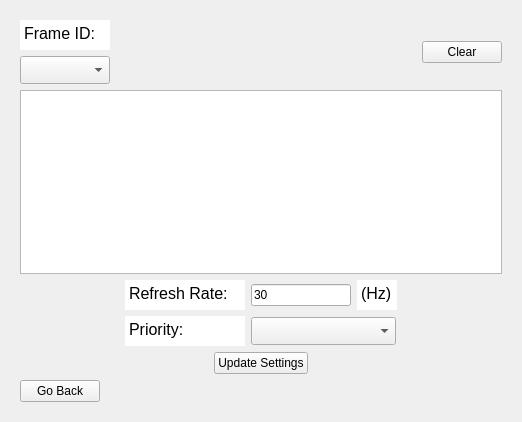
Before: the Qt Designer form src/mocap_manager.ui in YevheniiKovryzhenko/KGroundControl, drawn with Qt 5.
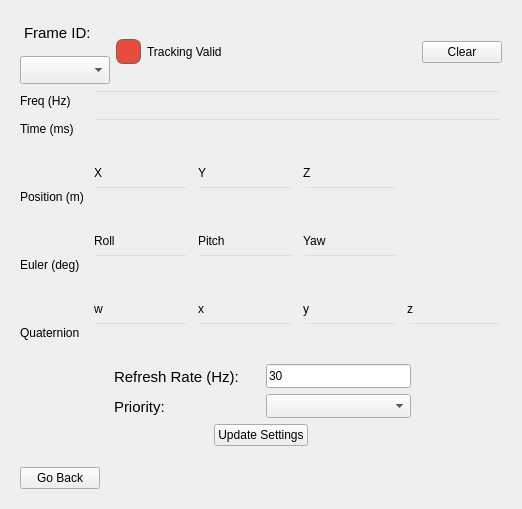
After: the same form once the commit is applied. The open tabs and pages were chosen to show the change.

Commit message:
Add Fake Mocap Dialog for configuring fake motion capture settings
- Introduced a new dialog (FakeMocapDialog) to manage settings for a fake motion capture object.
- Implemented UI elements including buttons for toggling, saving, resetting, and exiting.
- Added input fields for period, radius, and frame ID with appropriate validators.
- Integrated settings management with the existing settings structure, allowing for saving and loading of user preferences.
- Updated existing settings class to include font settings and display them in the output string.

The edit to the form file:
```diff
--- a/src/mocap_manager.ui
+++ b/src/mocap_manager.ui
@@ -7,12 +7,15 @@
     <x>0</x>
     <y>0</y>
     <width>518</width>
-    <height>418</height>
+    <height>509</height>
    </rect>
   </property>
   <property name="windowTitle">
    <string>Form</string>
   </property>
+  <property name="styleSheet">
+   <string notr="true">QTextBrowser { background: transparent; }</string>
+  </property>
   <property name="locale">
    <locale language="English" country="UnitedStates"/>
   </property>
@@ -1140,6 +1143,9 @@
              <property name="autoFillBackground">
               <bool>false</bool>
              </property>
+             <property name="styleSheet">
+              <string notr="true">background: transparent;</string>
+             </property>
              <property name="frameShape">
               <enum>QFrame::NoFrame</enum>
              </property>
@@ -1165,8 +1171,8 @@
 hr { height: 1px; border-width: 0; }
 li.unchecked::marker { content: &quot;\2610&quot;; }
 li.checked::marker { content: &quot;\2612&quot;; }
-&lt;/style&gt;&lt;/head&gt;&lt;body style=&quot; font-family:'Sans Serif'; font-size:9pt; font-weight:400; font-style:normal;&quot;&gt;
-&lt;p style=&quot; margin-top:0px; margin-bottom:0px; margin-left:0px; margin-right:0px; -qt-block-indent:0; text-indent:0px;&quot;&gt;&lt;span style=&quot; font-family:'Segoe UI'; font-size:12pt;&quot;&gt;Frame ID:&lt;/span&gt;&lt;/p&gt;&lt;/body&gt;&lt;/html&gt;</string>
+&lt;/style&gt;&lt;/head&gt;&lt;body style=&quot; font-family:'Ubuntu Sans'; font-size:11pt; font-weight:400; font-style:normal;&quot;&gt;
+&lt;p style=&quot; margin-top:0px; margin-bottom:0px; margin-left:0px; margin-right:0px; -qt-block-indent:0; text-indent:0px;&quot;&gt;Frame ID:&lt;/p&gt;&lt;/body&gt;&lt;/html&gt;</string>
              </property>
              <property name="textInteractionFlags">
               <set>Qt::NoTextInteraction</set>
@@ -1203,6 +1209,68 @@
            </item>
           </layout>
          </item>
+         <item>
+          <widget class="QWidget" name="valid_indicator_widget" native="true">
+           <property name="sizePolicy">
+            <sizepolicy hsizetype="Minimum" vsizetype="Fixed">
+             <horstretch>0</horstretch>
+             <verstretch>0</verstretch>
+            </sizepolicy>
+           </property>
+           <property name="minimumSize">
+            <size>
+             <width>140</width>
+             <height>24</height>
+            </size>
+           </property>
+           <layout class="QHBoxLayout" name="horizontalLayout_valid">
+            <property name="spacing">
+             <number>6</number>
+            </property>
+            <property name="leftMargin">
+             <number>0</number>
+            </property>
+            <property name="topMargin">
+             <number>0</number>
+            </property>
+            <property name="rightMargin">
+             <number>0</number>
+            </property>
+            <property name="bottomMargin">
+             <number>0</number>
+            </property>
+            <item>
+             <widget class="QLabel" name="led_valid">
+              <property name="minimumSize">
+               <size>
+                <width>25</width>
+                <height>25</height>
+               </size>
+              </property>
+              <property name="maximumSize">
+               <size>
+                <width>25</width>
+                <height>25</height>
+               </size>
+              </property>
+              <property name="styleSheet">
+               <string notr="true">background-color: #e74c3c; border-radius: 7px; border: 1px solid #666;</string>
+              </property>
+             </widget>
+            </item>
+            <item>
+             <widget class="QLabel" name="lbl_valid_text">
+              <property name="styleSheet">
+               <string notr="true">background: transparent;</string>
+              </property>
+              <property name="text">
+               <string>Tracking Valid</string>
+              </property>
+             </widget>
+            </item>
+           </layout>
+          </widget>
+         </item>
          <item>
           <spacer name="horizontalSpacer_10">
            <property name="orientation">
@@ -1229,7 +1297,444 @@
         </layout>
        </item>
        <item>
-        <widget class="QTextBrowser" name="txt_mocap_data_view"/>
+        <layout class="QGridLayout" name="gridLayout_inspector">
+         <property name="horizontalSpacing">
+          <number>10</number>
+         </property>
+         <property name="verticalSpacing">
+          <number>6</number>
+         </property>
+         <item row="10" column="3">
+          <widget class="QLineEdit" name="fld_qy">
+           <property name="sizePolicy">
+            <sizepolicy hsizetype="Preferred" vsizetype="Fixed">
+             <horstretch>0</horstretch>
+             <verstretch>0</verstretch>
+            </sizepolicy>
+           </property>
+           <property name="mouseTracking">
+            <bool>false</bool>
+           </property>
+           <property name="styleSheet">
+            <string notr="true">background: transparent;</string>
+           </property>
+           <property name="frame">
+            <bool>true</bool>
+           </property>
+           <property name="readOnly">
+            <bool>true</bool>
+           </property>
+          </widget>
+         </item>
+         <item row="4" column="3">
+          <widget class="QLineEdit" name="fld_z">
+           <property name="sizePolicy">
+            <sizepolicy hsizetype="Preferred" vsizetype="Fixed">
+             <horstretch>0</horstretch>
+             <verstretch>0</verstretch>
+            </sizepolicy>
+           </property>
+           <property name="mouseTracking">
+            <bool>false</bool>
+           </property>
+           <property name="styleSheet">
+            <string notr="true">background: transparent;</string>
+           </property>
+           <property name="frame">
+            <bool>true</bool>
+           </property>
+           <property name="readOnly">
+            <bool>true</bool>
+           </property>
+          </widget>
+         </item>
+         <item row="9" column="2">
+          <widget class="QLabel" name="label_8">
+           <property name="text">
+            <string>x</string>
+           </property>
+          </widget>
+         </item>
+         <item row="3" column="2">
+          <widget class="QLabel" name="label_2">
+           <property name="text">
+            <string>Y</string>
+           </property>
+          </widget>
+         </item>
+         <item row="2" column="2">
+          <spacer name="verticalSpacer_3">
+           <property name="orientation">
+            <enum>Qt::Vertical</enum>
+           </property>
+           <property name="sizeType">
+            <enum>QSizePolicy::Minimum</enum>
+           </property>
+           <property name="sizeHint" stdset="0">
+            <size>
+             <width>20</width>
+             <height>20</height>
+            </size>
+           </property>
+          </spacer>
+         </item>
+         <item row="10" column="0">
+          <widget class="QLabel" name="label_quat">
+           <property name="text">
+            <string>Quaternion</string>
+           </property>
+          </widget>
+         </item>
+         <item row="10" column="2">
+          <widget class="QLineEdit" name="fld_qx">
+           <property name="sizePolicy">
+            <sizepolicy hsizetype="Preferred" vsizetype="Fixed">
+             <horstretch>0</horstretch>
+             <verstretch>0</verstretch>
+            </sizepolicy>
+           </property>
+           <property name="mouseTracking">
+            <bool>false</bool>
+           </property>
+           <property name="styleSheet">
+            <string notr="true">background: transparent;</string>
+           </property>
+           <property name="frame">
+            <bool>true</bool>
+           </property>
+           <property name="readOnly">
+            <bool>true</bool>
+           </property>
+          </widget>
+         </item>
+         <item row="5" column="2">
+          <spacer name="verticalSpacer_4">
+           <property name="orientation">
+            <enum>Qt::Vertical</enum>
+           </property>
+           <property name="sizeType">
+            <enum>QSizePolicy::Minimum</enum>
+           </property>
+           <property name="sizeHint" stdset="0">
+            <size>
+             <width>20</width>
+             <height>20</height>
+            </size>
+           </property>
+          </spacer>
+         </item>
+         <item row="10" column="4">
+          <widget class="QLineEdit" name="fld_qz">
+           <property name="sizePolicy">
+            <sizepolicy hsizetype="Preferred" vsizetype="Fixed">
+             <horstretch>0</horstretch>
+             <verstretch>0</verstretch>
+            </sizepolicy>
+           </property>
+           <property name="mouseTracking">
+            <bool>false</bool>
+           </property>
+           <property name="styleSheet">
+            <string notr="true">background: transparent;</string>
+           </property>
+           <property name="frame">
+            <bool>true</bool>
+           </property>
+           <property name="readOnly">
+            <bool>true</bool>
+           </property>
+          </widget>
+         </item>
+         <item row="6" column="1">
+          <widget class="QLabel" name="label_4">
+           <property name="text">
+            <string>Roll</string>
+           </property>
+          </widget>
+         </item>
+         <item row="4" column="2">
+          <widget class="QLineEdit" name="fld_y">
+           <property name="sizePolicy">
+            <sizepolicy hsizetype="Preferred" vsizetype="Fixed">
+             <horstretch>0</horstretch>
+             <verstretch>0</verstretch>
+            </sizepolicy>
+           </property>
+           <property name="mouseTracking">
+            <bool>false</bool>
+           </property>
+           <property name="styleSheet">
+            <string notr="true">background: transparent;</string>
+           </property>
+           <property name="frame">
+            <bool>true</bool>
+           </property>
+           <property name="readOnly">
+            <bool>true</bool>
+           </property>
+          </widget>
+         </item>
+         <item row="6" column="3">
+          <widget class="QLabel" name="label_6">
+           <property name="text">
+            <string>Yaw</string>
+           </property>
+          </widget>
+         </item>
+         <item row="3" column="1">
+          <widget class="QLabel" name="label">
+           <property name="text">
+            <string>X</string>
+           </property>
+          </widget>
+         </item>
+         <item row="7" column="2">
+          <widget class="QLineEdit" name="fld_pitch">
+           <property name="sizePolicy">
+            <sizepolicy hsizetype="Preferred" vsizetype="Fixed">
+             <horstretch>0</horstretch>
+             <verstretch>0</verstretch>
+            </sizepolicy>
+           </property>
+           <property name="mouseTracking">
+            <bool>false</bool>
+           </property>
+           <property name="styleSheet">
+            <string notr="true">background: transparent;</string>
+           </property>
+           <property name="frame">
+            <bool>true</bool>
+           </property>
+           <property name="readOnly">
+            <bool>true</bool>
+           </property>
+          </widget>
+         </item>
+         <item row="9" column="4">
+          <widget class="QLabel" name="label_10">
+           <property name="text">
+            <string>z</string>
+           </property>
+          </widget>
+         </item>
+         <item row="7" column="1">
+          <widget class="QLineEdit" name="fld_roll">
+           <property name="sizePolicy">
+            <sizepolicy hsizetype="Preferred" vsizetype="Fixed">
+             <horstretch>0</horstretch>
+             <verstretch>0</verstretch>
+            </sizepolicy>
+           </property>
+           <property name="mouseTracking">
+            <bool>false</bool>
+           </property>
+           <property name="styleSheet">
+            <string notr="true">background: transparent;</string>
+           </property>
+           <property name="frame">
+            <bool>true</bool>
+           </property>
+           <property name="readOnly">
+            <bool>true</bool>
+           </property>
+          </widget>
+         </item>
+         <item row="6" column="2">
+          <widget class="QLabel" name="label_5">
+           <property name="text">
+            <string>Pitch</string>
+           </property>
+          </widget>
+         </item>
+         <item row="9" column="3">
+          <widget class="QLabel" name="label_9">
+           <property name="text">
+            <string>y</string>
+           </property>
+          </widget>
+         </item>
+         <item row="4" column="0">
+          <widget class="QLabel" name="label_pos">
+           <property name="text">
+            <string>Position (m)</string>
+           </property>
+          </widget>
+         </item>
+         <item row="3" column="3">
+          <widget class="QLabel" name="label_3">
+           <property name="text">
+            <string>Z</string>
+           </property>
+          </widget>
+         </item>
+         <item row="10" column="1">
+          <widget class="QLineEdit" name="fld_qw">
+           <property name="sizePolicy">
+            <sizepolicy hsizetype="Preferred" vsizetype="Fixed">
+             <horstretch>0</horstretch>
+             <verstretch>0</verstretch>
+            </sizepolicy>
+           </property>
+           <property name="mouseTracking">
+            <bool>false</bool>
+           </property>
+           <property name="styleSheet">
+            <string notr="true">background: transparent;</string>
+           </property>
+           <property name="frame">
+            <bool>true</bool>
+           </property>
+           <property name="readOnly">
+            <bool>true</bool>
+           </property>
+          </widget>
+         </item>
+         <item row="4" column="1">
+          <widget class="QLineEdit" name="fld_x">
+           <property name="sizePolicy">
+            <sizepolicy hsizetype="Preferred" vsizetype="Fixed">
+             <horstretch>0</horstretch>
+             <verstretch>0</verstretch>
+            </sizepolicy>
+           </property>
+           <property name="mouseTracking">
+            <bool>false</bool>
+           </property>
+           <property name="styleSheet">
+            <string notr="true">background: transparent;</string>
+           </property>
+           <property name="frame">
+            <bool>true</bool>
+           </property>
+           <property name="readOnly">
+            <bool>true</bool>
+           </property>
+          </widget>
+         </item>
+         <item row="7" column="0">
+          <widget class="QLabel" name="label_euler">
+           <property name="text">
+            <string>Euler (deg)</string>
+           </property>
+          </widget>
+         </item>
+         <item row="8" column="2">
+          <spacer name="verticalSpacer_2">
+           <property name="orientation">
+            <enum>Qt::Vertical</enum>
+           </property>
+           <property name="sizeType">
+            <enum>QSizePolicy::Minimum</enum>
+           </property>
+           <property name="sizeHint" stdset="0">
+            <size>
+             <width>20</width>
+             <height>20</height>
+            </size>
+           </property>
+          </spacer>
+         </item>
+         <item row="9" column="1">
+          <widget class="QLabel" name="label_7">
+           <property name="text">
+            <string>w</string>
+           </property>
+          </widget>
+         </item>
+         <item row="7" column="3">
+          <widget class="QLineEdit" name="fld_yaw">
+           <property name="sizePolicy">
+            <sizepolicy hsizetype="Preferred" vsizetype="Fixed">
+             <horstretch>0</horstretch>
+             <verstretch>0</verstretch>
+            </sizepolicy>
+           </property>
+           <property name="mouseTracking">
+            <bool>false</bool>
+           </property>
+           <property name="styleSheet">
+            <string notr="true">background: transparent;</string>
+           </property>
+           <property name="frame">
+            <bool>true</bool>
+           </property>
+           <property name="readOnly">
+            <bool>true</bool>
+           </property>
+          </widget>
+         </item>
+         <item row="0" column="0">
+          <widget class="QLabel" name="label_freq">
+           <property name="text">
+            <string>Freq (Hz)</string>
+           </property>
+          </widget>
+         </item>
+         <item row="1" column="0">
+          <widget class="QLabel" name="label_time">
+           <property name="text">
+            <string>Time (ms)</string>
+           </property>
+          </widget>
+         </item>
+         <item row="1" column="1" colspan="4">
+          <widget class="QLineEdit" name="fld_time">
+           <property name="sizePolicy">
+            <sizepolicy hsizetype="Preferred" vsizetype="Fixed">
+             <horstretch>0</horstretch>
+             <verstretch>0</verstretch>
+            </sizepolicy>
+           </property>
+           <property name="mouseTracking">
+            <bool>false</bool>
+           </property>
+           <property name="styleSheet">
+            <string notr="true">background: transparent;</string>
+           </property>
+           <property name="frame">
+            <bool>true</bool>
+           </property>
+           <property name="readOnly">
+            <bool>true</bool>
+           </property>
+          </widget>
+         </item>
+         <item row="0" column="1" colspan="4">
+          <widget class="QLineEdit" name="fld_freq">
+           <property name="sizePolicy">
+            <sizepolicy hsizetype="Preferred" vsizetype="Fixed">
+             <horstretch>0</horstretch>
+             <verstretch>0</verstretch>
+            </sizepolicy>
+           </property>
+           <property name="mouseTracking">
+            <bool>false</bool>
+           </property>
+           <property name="styleSheet">
+            <string notr="true">background: transparent;</string>
+           </property>
+           <property name="frame">
+            <bool>true</bool>
+           </property>
+           <property name="readOnly">
+            <bool>true</bool>
+           </property>
+          </widget>
+         </item>
+        </layout>
+       </item>
+       <item>
+        <spacer name="verticalSpacer_5">
+         <property name="orientation">
+          <enum>Qt::Vertical</enum>
+         </property>
+         <property name="sizeHint" stdset="0">
+          <size>
+           <width>20</width>
+           <height>40</height>
+          </size>
+         </property>
+        </spacer>
        </item>
        <item>
         <layout class="QHBoxLayout" name="horizontalLayout_11">
@@ -1249,21 +1754,21 @@
          <item>
           <widget class="QTextBrowser" name="textBrowser_3">
            <property name="sizePolicy">
-            <sizepolicy hsizetype="MinimumExpanding" vsizetype="Fixed">
+            <sizepolicy hsizetype="Minimum" vsizetype="Fixed">
              <horstretch>0</horstretch>
              <verstretch>0</verstretch>
             </sizepolicy>
            </property>
            <property name="minimumSize">
             <size>
-             <width>120</width>
-             <height>30</height>
+             <width>150</width>
+             <height>24</height>
             </size>
            </property>
            <property name="maximumSize">
             <size>
              <width>100</width>
-             <height>30</height>
+             <height>24</height>
             </size>
            </property>
            <property name="sizeIncrement">
@@ -1284,6 +1789,9 @@
            <property name="autoFillBackground">
             <bool>false</bool>
            </property>
+           <property name="styleSheet">
+            <string notr="true">background: transparent;</string>
+           </property>
            <property name="frameShape">
             <enum>QFrame::NoFrame</enum>
            </property>
@@ -1309,8 +1817,8 @@
 hr { height: 1px; border-width: 0; }
 li.unchecked::marker { content: &quot;\2610&quot;; }
 li.checked::marker { content: &quot;\2612&quot;; }
-&lt;/style&gt;&lt;/head&gt;&lt;body style=&quot; font-family:'Sans Serif'; font-size:9pt; font-weight:400; font-style:normal;&quot;&gt;
-&lt;p style=&quot; margin-top:0px; margin-bottom:0px; margin-left:0px; margin-right:0px; -qt-block-indent:0; text-indent:0px;&quot;&gt;&lt;span style=&quot; font-family:'Segoe UI'; font-size:12pt;&quot;&gt;Refresh Rate:&lt;/span&gt;&lt;/p&gt;&lt;/body&gt;&lt;/html&gt;</string>
+&lt;/style&gt;&lt;/head&gt;&lt;body style=&quot; font-family:'Ubuntu Sans'; font-size:11pt; font-weight:400; font-style:normal;&quot;&gt;
+&lt;p style=&quot; margin-top:0px; margin-bottom:0px; margin-left:0px; margin-right:0px; -qt-block-indent:0; text-indent:0px;&quot;&gt;Refresh Rate (Hz):&lt;/p&gt;&lt;/body&gt;&lt;/html&gt;</string>
            </property>
            <property name="textInteractionFlags">
             <set>Qt::NoTextInteraction</set>
@@ -1320,21 +1828,21 @@
          <item>
           <widget class="QLineEdit" name="txt_refresh_rate">
            <property name="sizePolicy">
-            <sizepolicy hsizetype="MinimumExpanding" vsizetype="Fixed">
+            <sizepolicy hsizetype="Minimum" vsizetype="Fixed">
              <horstretch>0</horstretch>
              <verstretch>0</verstretch>
             </sizepolicy>
            </property>
            <property name="minimumSize">
             <size>
-             <width>100</width>
-             <height>0</height>
+             <width>145</width>
+             <height>24</height>
             </size>
            </property>
            <property name="maximumSize">
             <size>
-             <width>300</width>
-             <height>16777215</height>
+             <width>345</width>
+             <height>24</height>
             </size>
            </property>
            <property name="inputMask">
@@ -1348,59 +1856,6 @@
            </property>
           </widget>
          </item>
-         <item>
-          <widget class="QTextBrowser" name="textBrowser_14">
-           <property name="sizePolicy">
-            <sizepolicy hsizetype="Fixed" vsizetype="Ignored">
-             <horstretch>0</horstretch>
-             <verstretch>0</verstretch>
-            </sizepolicy>
-           </property>
-           <property name="minimumSize">
-            <size>
-             <width>40</width>
-             <height>0</height>
-            </size>
-           </property>
-           <property name="maximumSize">
-            <size>
-             <width>40</width>
-             <height>16777215</height>
-            </size>
-           </property>
-           <property name="sizeIncrement">
-            <size>
-             <width>0</width>
-             <height>0</height>
-            </size>
-           </property>
-           <property name="frameShape">
-            <enum>QFrame::NoFrame</enum>
-           </property>
-           <property name="frameShadow">
-            <enum>QFrame::Plain</enum>
-           </property>
-           <property name="verticalScrollBarPolicy">
-            <enum>Qt::ScrollBarAlwaysOff</enum>
-           </property>
-           <property name="horizontalScrollBarPolicy">
-            <enum>Qt::ScrollBarAlwaysOff</enum>
-           </property>
-           <property name="sizeAdjustPolicy">
-            <enum>QAbstractScrollArea::AdjustToContents</enum>
-           </property>
-           <property name="html">
-            <string>&lt;!DOCTYPE HTML PUBLIC &quot;-//W3C//DTD HTML 4.0//EN&quot; &quot;http://www.w3.org/TR/REC-html40/strict.dtd&quot;&gt;
-&lt;html&gt;&lt;head&gt;&lt;meta name=&quot;qrichtext&quot; content=&quot;1&quot; /&gt;&lt;meta charset=&quot;utf-8&quot; /&gt;&lt;style type=&quot;text/css&quot;&gt;
-p, li { white-space: pre-wrap; }
-hr { height: 1px; border-width: 0; }
-li.unchecked::marker { content: &quot;\2610&quot;; }
-li.checked::marker { content: &quot;\2612&quot;; }
-&lt;/style&gt;&lt;/head&gt;&lt;body style=&quot; font-family:'Sans Serif'; font-size:9pt; font-weight:400; font-style:normal;&quot;&gt;
-&lt;p style=&quot; margin-top:0px; margin-bottom:0px; margin-left:0px; margin-right:0px; -qt-block-indent:0; text-indent:0px;&quot;&gt;&lt;span style=&quot; font-family:'Segoe UI'; font-size:12pt;&quot;&gt;(Hz)&lt;/span&gt;&lt;/p&gt;&lt;/body&gt;&lt;/html&gt;</string>
-           </property>
-          </widget>
-         </item>
          <item>
           <spacer name="horizontalSpacer_12">
            <property name="orientation">
@@ -1434,21 +1889,21 @@
          <item>
           <widget class="QTextBrowser" name="textBrowser_4">
            <property name="sizePolicy">
-            <sizepolicy hsizetype="MinimumExpanding" vsizetype="Fixed">
+            <sizepolicy hsizetype="Minimum" vsizetype="Fixed">
              <horstretch>0</horstretch>
              <verstretch>0</verstretch>
             </sizepolicy>
            </property>
            <property name="minimumSize">
             <size>
-             <width>120</width>
-             <height>30</height>
+             <width>150</width>
+             <height>24</height>
             </size>
            </property>
            <property name="maximumSize">
             <size>
              <width>100</width>
-             <height>30</height>
+             <height>24</height>
             </size>
            </property>
            <property name="sizeIncrement">
@@ -1469,6 +1924,9 @@
            <property name="autoFillBackground">
             <bool>false</bool>
            </property>
+           <property name="styleSheet">
+            <string notr="true">background: transparent;</string>
+           </property>
            <property name="frameShape">
             <enum>QFrame::NoFrame</enum>
            </property>
@@ -1494,8 +1952,8 @@
 hr { height: 1px; border-width: 0; }
 li.unchecked::marker { content: &quot;\2610&quot;; }
 li.checked::marker { content: &quot;\2612&quot;; }
-&lt;/style&gt;&lt;/head&gt;&lt;body style=&quot; font-family:'Sans Serif'; font-size:9pt; font-weight:400; font-style:normal;&quot;&gt;
-&lt;p style=&quot; margin-top:0px; margin-bottom:0px; margin-left:0px; margin-right:0px; -qt-block-indent:0; text-indent:0px;&quot;&gt;&lt;span style=&quot; font-family:'Segoe UI'; font-size:12pt;&quot;&gt;Priority:&lt;/span&gt;&lt;/p&gt;&lt;/body&gt;&lt;/html&gt;</string>
+&lt;/style&gt;&lt;/head&gt;&lt;body style=&quot; font-family:'Ubuntu Sans'; font-size:11pt; font-weight:400; font-style:normal;&quot;&gt;
+&lt;p style=&quot; margin-top:0px; margin-bottom:0px; margin-left:0px; margin-right:0px; -qt-block-indent:0; text-indent:0px;&quot;&gt;Priority:&lt;/p&gt;&lt;/body&gt;&lt;/html&gt;</string>
            </property>
            <property name="textInteractionFlags">
             <set>Qt::NoTextInteraction</set>
@@ -1505,21 +1963,21 @@
          <item>
           <widget class="QComboBox" name="cmbx_refresh_priority">
            <property name="sizePolicy">
-            <sizepolicy hsizetype="MinimumExpanding" vsizetype="Fixed">
-             <horstretch>30</horstretch>
+            <sizepolicy hsizetype="Minimum" vsizetype="Fixed">
+             <horstretch>0</horstretch>
              <verstretch>0</verstretch>
             </sizepolicy>
            </property>
            <property name="minimumSize">
             <size>
              <width>145</width>
-             <height>28</height>
+             <height>24</height>
             </size>
            </property>
            <property name="maximumSize">
             <size>
              <width>345</width>
-             <height>16777215</height>
+             <height>24</height>
             </size>
            </property>
            <property name="baseSize">
@@ -1582,6 +2040,19 @@
          </item>
         </layout>
        </item>
+       <item>
+        <spacer name="verticalSpacer_6">
+         <property name="orientation">
+          <enum>Qt::Vertical</enum>
+         </property>
+         <property name="sizeHint" stdset="0">
+          <size>
+           <width>20</width>
+           <height>40</height>
+          </size>
+         </property>
+        </spacer>
+       </item>
        <item>
         <layout class="QHBoxLayout" name="horizontalLayout_3">
          <item>
```
Left out of the diff: 83 changed lines with no effect on the pictures. The commit also changes 16 other files.
